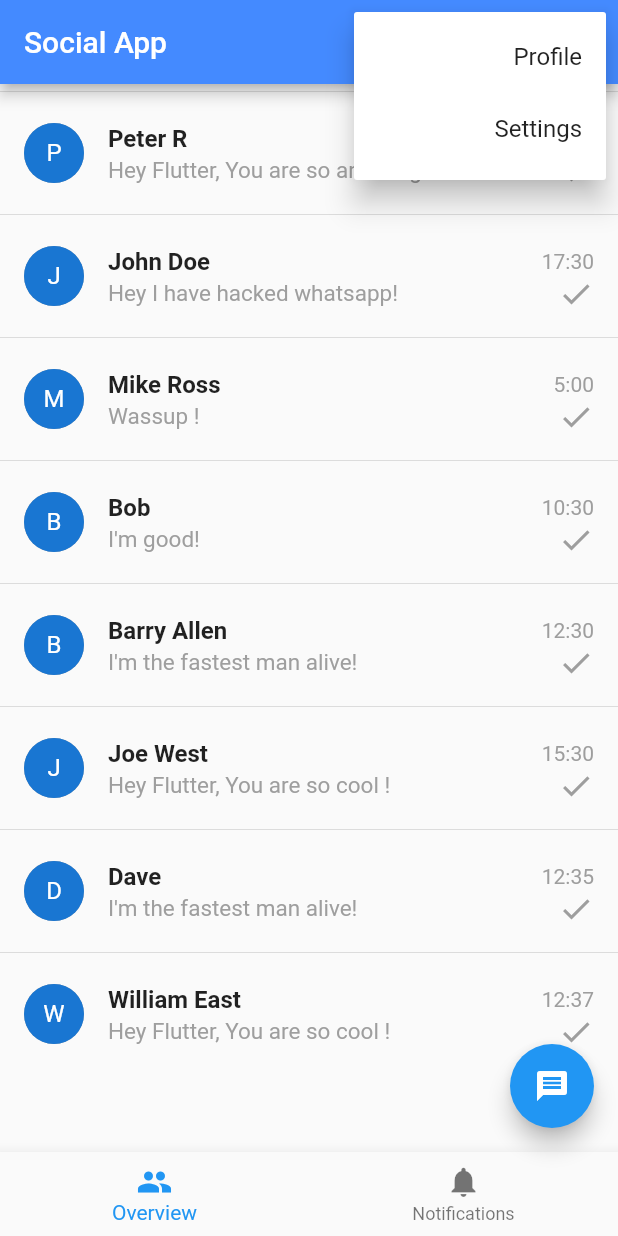
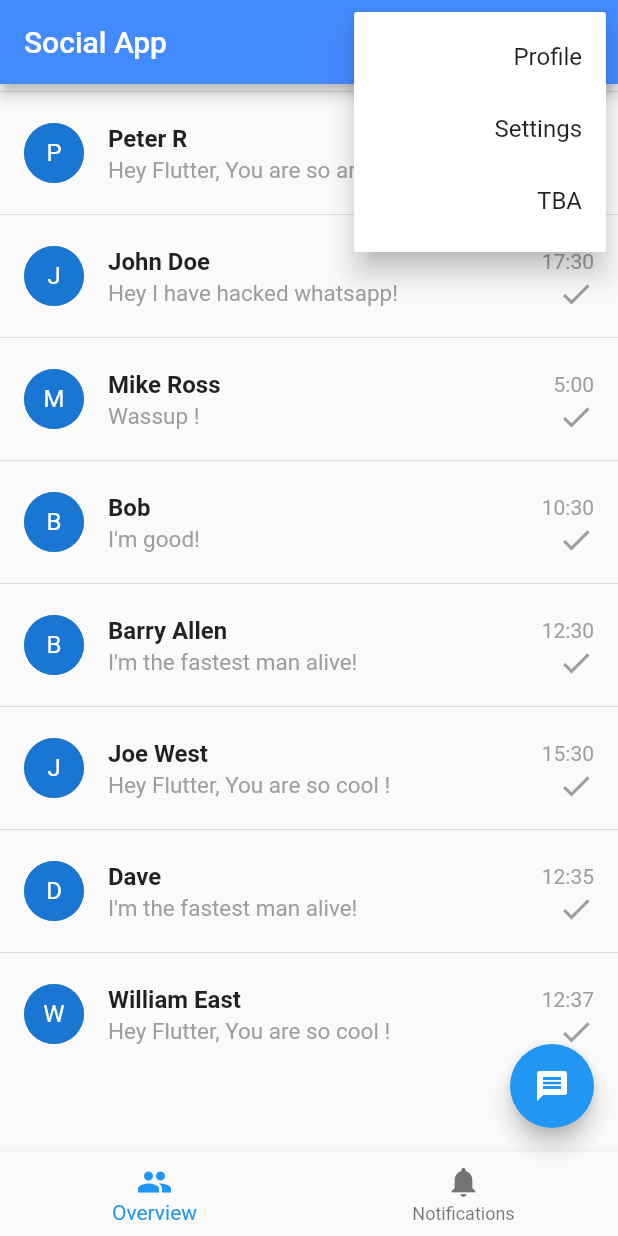
Before and after one commit to jeroenouw/flutter-social, a Flutter app: the screen it shows after launch, after a tap on the "more vert" icon, on a phone screen of 412 x 824 dp. Run offline on Flutter 3.47's test engine with Material 2 defaults, Android fonts, the phone set to English and light mode, and no system bars; statements that could not run were skipped.

Commit message:
Various minor fixes

```diff
--- a/lib/src/models/menu_item_model.dart
+++ b/lib/src/models/menu_item_model.dart
@@ -1,6 +1,7 @@
 import 'package:flutter/material.dart';
 import 'package:social/src/screens/profile_screen.dart';
 import 'package:social/src/screens/settings_screen.dart';
+import 'package:social/src/widgets/custom_alert.dart';
 
 class MenuItem {
   final String title;
@@ -13,4 +14,8 @@ class MenuItem {
 List<MenuItem> menuItems = <MenuItem>[
   MenuItem(title: 'Profile', icon: Icons.person, screen: ProfileScreen()),
   MenuItem(title: 'Settings', icon: Icons.settings, screen: SettingsScreen()),
+  MenuItem(title: 'TBA', icon: Icons.notifications, screen: CustomAlert(
+    title: 'Nothing to see here',
+    content: 'This page is still in development'
+  )),
 ];
--- a/lib/src/screens/home_screen.dart
+++ b/lib/src/screens/home_screen.dart
@@ -1,7 +1,7 @@
 import 'package:flutter/material.dart';
 import 'package:social/src/models/menu_item_model.dart';
 import 'package:social/src/screens/chat_overview_screen.dart';
-import 'package:social/src/widgets/custom_snackbar.dart';
+import 'package:social/src/widgets/custom_alert.dart';
 
 class HomeScreen extends StatefulWidget {
   @override
@@ -19,12 +19,6 @@ class _HomeScreenState extends State<HomeScreen> {
       appBar: AppBar(
         title: Text('Social App'),
         actions: <Widget>[
-          IconButton(
-            icon: Icon(Icons.notifications),
-            onPressed: () {
-              // TODO:
-            },
-          ),
           PopupMenuButton<MenuItem>(
             onSelected: _selectMenuItem,
             itemBuilder: (BuildContext context) {
@@ -48,7 +42,10 @@ class _HomeScreenState extends State<HomeScreen> {
       body: PageView(
         children: <Widget>[
           ChatOverviewScreen(),
-          CustomSnackBar(message: 'Sample message'),
+          CustomAlert(
+            title: 'Nothing to see here',
+            content: 'This page is still in development'
+          )
         ],
         controller: _pageController,
         onPageChanged: _onPageChanged,
@@ -59,7 +56,7 @@ class _HomeScreenState extends State<HomeScreen> {
           Icons.message,
           color: Colors.white,
         ),
-        onPressed: () => print('Chats'),
+        onPressed: () => print('Floating button press')
       ),
       bottomNavigationBar: BottomNavigationBar(
         items: [
```
Also changed, not shown: lib/src/screens/chat_detail_screen.dart (+0 -7 lines), lib/src/widgets/custom_snackbar.dart (+8 -1 lines).
